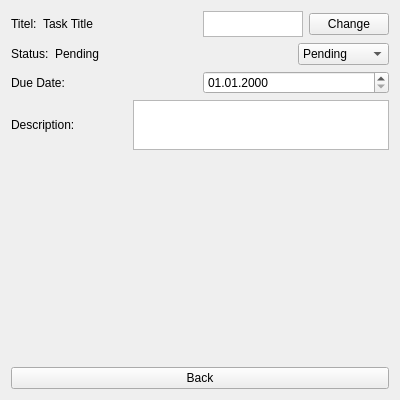
38lukas/LearningPython, file Projects/LifeLog/src/life_log/ui/views/detail_window.ui: the form before one commit.
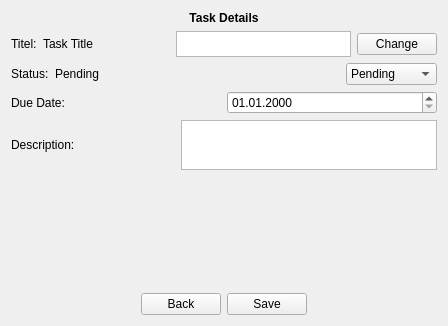
The form after the commit.

Patch:
```diff
--- a/Projects/LifeLog/src/life_log/ui/views/detail_window.ui
+++ b/Projects/LifeLog/src/life_log/ui/views/detail_window.ui
@@ -6,14 +6,29 @@
    <rect>
     <x>0</x>
     <y>0</y>
-    <width>400</width>
-    <height>400</height>
+    <width>448</width>
+    <height>326</height>
    </rect>
   </property>
   <property name="windowTitle">
    <string>Task Detail</string>
   </property>
   <layout class="QVBoxLayout" name="verticalLayout">
+   <item>
+    <widget class="QLabel" name="label">
+     <property name="font">
+      <font>
+       <bold>true</bold>
+      </font>
+     </property>
+     <property name="text">
+      <string>Task Details</string>
+     </property>
+     <property name="alignment">
+      <set>Qt::AlignmentFlag::AlignCenter</set>
+     </property>
+    </widget>
+   </item>
    <item>
     <layout class="QVBoxLayout" name="info_layout">
      <item>
@@ -53,6 +68,12 @@
        </item>
        <item>
         <widget class="QTextEdit" name="title_entry">
+         <property name="minimumSize">
+          <size>
+           <width>175</width>
+           <height>0</height>
+          </size>
+         </property>
          <property name="maximumSize">
           <size>
            <width>100</width>
@@ -203,11 +224,48 @@
     </spacer>
    </item>
    <item>
-    <widget class="QPushButton" name="back_button">
-     <property name="text">
-      <string>Back</string>
-     </property>
-    </widget>
+    <layout class="QHBoxLayout" name="button_layout">
+     <item>
+      <spacer name="horizontalSpacer">
+       <property name="orientation">
+        <enum>Qt::Orientation::Horizontal</enum>
+       </property>
+       <property name="sizeHint" stdset="0">
+        <size>
+         <width>40</width>
+         <height>20</height>
+        </size>
+       </property>
+      </spacer>
+     </item>
+     <item>
+      <widget class="QPushButton" name="back_button">
+       <property name="text">
+        <string>Back</string>
+       </property>
+      </widget>
+     </item>
+     <item>
+      <widget class="QPushButton" name="save_button">
+       <property name="text">
+        <string>Save</string>
+       </property>
+      </widget>
+     </item>
+     <item>
+      <spacer name="horizontalSpacer_2">
+       <property name="orientation">
+        <enum>Qt::Orientation::Horizontal</enum>
+       </property>
+       <property name="sizeHint" stdset="0">
+        <size>
+         <width>40</width>
+         <height>20</height>
+        </size>
+       </property>
+      </spacer>
+     </item>
+    </layout>
    </item>
   </layout>
  </widget>
```
